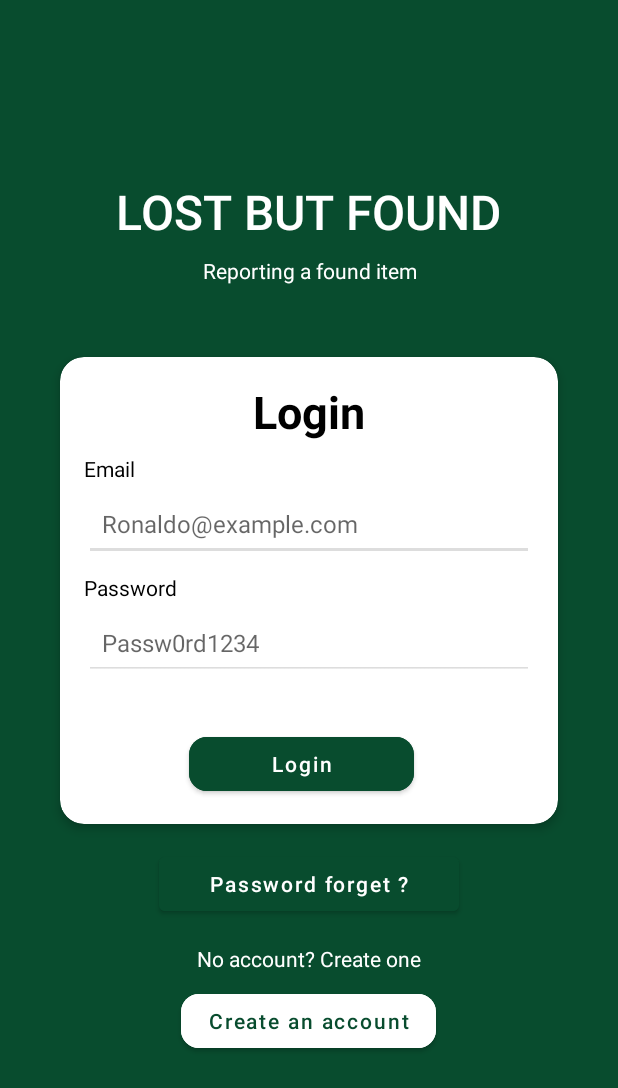
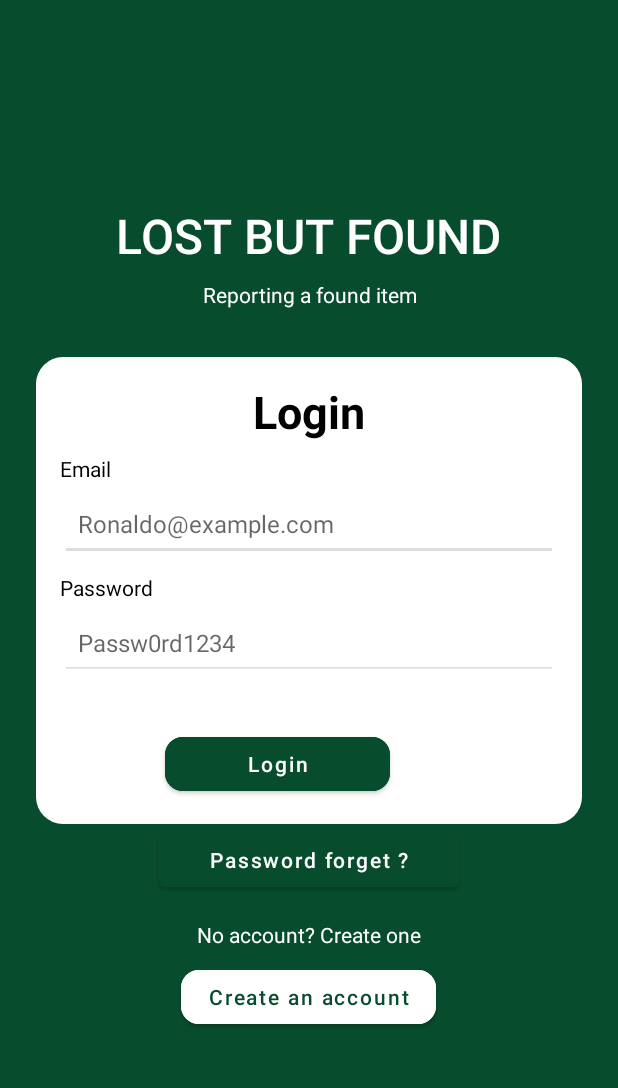
Before and after one commit to Kazerto/Lost_But_Found_prog_mobile, an Android app: the LoginActivity screen opened directly, with no data from a screen before it, on a phone screen of 412 x 824 dp. Shown: the top 1088 px of the screen. Run offline under Robolectric (Android 15) with nearby library versions, the light colour scheme and no system bars.

Commit message:
sans souci

```diff
--- a/app/src/main/java/com/example/myapplicationlbf/LoginActivity.kt
+++ b/app/src/main/java/com/example/myapplicationlbf/LoginActivity.kt
@@ -2,6 +2,7 @@ package com.example.myapplicationlbf
 
 import android.content.Intent
 import android.os.Bundle
+import android.view.View
 import android.widget.Toast
 import androidx.appcompat.app.AppCompatActivity
 import com.example.myapplicationlbf.databinding.ActivityLoginBinding
@@ -18,7 +19,7 @@ import retrofit2.Retrofit
 import retrofit2.converter.gson.GsonConverterFactory
 import java.util.concurrent.TimeUnit
 
-class LoginActivity : AppCompatActivity() {
+class LoginActivity : BaseActivity() {
 
     private lateinit var binding: ActivityLoginBinding
 
@@ -26,6 +27,19 @@ class LoginActivity : AppCompatActivity() {
         super.onCreate(savedInstanceState)
         binding = ActivityLoginBinding.inflate(layoutInflater)
         setContentView(binding.root)
+
+        // Vérifier si l'utilisateur est déjà connecté
+        val sharedPreferences = getSharedPreferences("user_prefs", MODE_PRIVATE)
+        val token = sharedPreferences.getString("auth_token", null)
+        val lastLoginTime = sharedPreferences.getLong("last_login_time", 0)
+        val currentTime = System.currentTimeMillis()
+        val thirtyDaysInMillis = 30L * 24 * 60 * 60 * 1000  // 30 jours en millisecondes
+
+        if (!token.isNullOrEmpty() && (currentTime - lastLoginTime) < thirtyDaysInMillis) {
+            startActivity(Intent(this, MainActivity::class.java))
+            finish()
+            return
+        }
 
         // Setup the logging interceptor for Retrofit
         val loggingInterceptor = HttpLoggingInterceptor()
@@ -68,6 +82,10 @@ class LoginActivity : AppCompatActivity() {
                 return@setOnClickListener
             }
 
+            // Afficher le ProgressBar
+            binding.loadingProgressBar.visibility = View.VISIBLE
+            binding.loginButton.isEnabled = false  // Désactiver le bouton pendant le chargement
+
             // Create the login request
             val loginRequest = LoginRequest(email, password)
 
@@ -78,7 +96,8 @@ class LoginActivity : AppCompatActivity() {
             apiService.loginUser(loginRequest).enqueue(object : Callback<LoginResponse> {
                 override fun onResponse(call: Call<LoginResponse>, response: Response<LoginResponse>) {
                     // Masquer le ProgressBar dès qu'on a la réponse
-                   // binding.loadingProgressBar.visibility = android.view.View.GONE
+                    binding.loadingProgressBar.visibility = View.GONE
+                    binding.loginButton.isEnabled = true  // Réactiver le bouton
 
                     if (response.isSuccessful) {
                         val loginResponse = response.body()
@@ -91,6 +110,7 @@ class LoginActivity : AppCompatActivity() {
                             val sharedPreferences = getSharedPreferences("user_prefs", MODE_PRIVATE)
                             val editor = sharedPreferences.edit()
                             editor.putString("auth_token", token)
+                            editor.putLong("last_login_time", System.currentTimeMillis())  // Ajouter le timestamp
                             editor.apply()
 
                             // Naviguer vers MainActivity
@@ -121,7 +141,8 @@ class LoginActivity : AppCompatActivity() {
 
                 override fun onFailure(call: Call<LoginResponse>, t: Throwable) {
                     // Masquer le ProgressBar en cas de problème
-                   // binding.loadingProgressBar.visibility = android.view.View.GONE
+                    binding.loadingProgressBar.visibility = View.GONE
+                    binding.loginButton.isEnabled = true
 
                     // Gérer les erreurs de réseau
                     Toast.makeText(this@LoginActivity, "Erreur réseau: ${t.localizedMessage}", Toast.LENGTH_SHORT).show()
--- a/app/src/main/java/com/example/myapplicationlbf/MainActivity.kt
+++ b/app/src/main/java/com/example/myapplicationlbf/MainActivity.kt
@@ -21,7 +21,7 @@ import retrofit2.Retrofit
 import retrofit2.converter.gson.GsonConverterFactory
 import androidx.fragment.app.Fragment
 
-class MainActivity : AppCompatActivity() {
+class MainActivity : BaseActivity() {
 
     private lateinit var binding: ActivityMainBinding
     private lateinit var apiService: ApiService  // Votre service API pour effectuer les appels réseau
--- a/app/src/main/res/drawable/rounded_background.xml
+++ b/app/src/main/res/drawable/rounded_background.xml
@@ -1,5 +1,4 @@
 <shape xmlns:android="http://schemas.android.com/apk/res/android">
     <solid android:color="#FFFFFF" />
-    <corners android:radius="16dp" />
-    <stroke android:width="2dp" android:color="#DDDDDD" />
+    <corners android:radius="18dp" />
 </shape>
--- a/app/src/main/res/drawable/rounded_rectangle.xml
+++ b/app/src/main/res/drawable/rounded_rectangle.xml
@@ -1,5 +1,4 @@
 <shape xmlns:android="http://schemas.android.com/apk/res/android">
     <solid android:color="#FFFFFF" />
     <corners android:radius="16dp" />
-    <padding android:left="8dp" android:top="8dp" android:right="8dp" android:bottom="8dp" />
 </shape>
--- a/app/src/main/res/layout/activity_home.xml
+++ b/app/src/main/res/layout/activity_home.xml
@@ -17,7 +17,7 @@
         android:layout_marginTop="100dp"
         android:fontFamily="sans-serif-medium"
         android:gravity="center"
-        android:text="FOUND"
+        android:text="LOST BUT FOUND"
         android:textColor="#FFFFFF"
         android:textSize="34sp"
         android:textStyle="bold" />
--- a/app/src/main/res/layout/activity_login.xml
+++ b/app/src/main/res/layout/activity_login.xml
@@ -42,18 +42,14 @@
             android:layout_marginBottom="32dp" />
 
         <!-- Card Layout pour le formulaire -->
-        <androidx.cardview.widget.CardView
-            android:layout_width="match_parent"
-            android:layout_height="wrap_content"
-            android:layout_margin="16dp"
-            app:cardCornerRadius="16dp"
-            app:cardElevation="4dp">
 
-            <LinearLayout
+
+        <LinearLayout
                 android:layout_width="match_parent"
                 android:layout_height="wrap_content"
                 android:orientation="vertical"
-                android:padding="16dp">
+                android:padding="16dp"
+                android:background="@drawable/rounded_background">
 
 
                 <TextView
@@ -113,6 +109,7 @@
                     android:id="@+id/loginButton"
                     android:layout_width="150dp"
                     android:layout_height="wrap_content"
+
                     android:text="Login"
                     android:layout_marginLeft="70dp"
                     android:layout_marginTop="24dp"
@@ -120,8 +117,14 @@
                     android:textColor="#FFFFFF"
                     app:cornerRadius="12dp"
                     android:textAllCaps="false" />
+
+                <ProgressBar
+                    android:id="@+id/loadingProgressBar"
+                    android:layout_width="wrap_content"
+                    android:layout_height="wrap_content"
+                    android:visibility="gone"
+                    android:layout_gravity="center"/>
             </LinearLayout>
-        </androidx.cardview.widget.CardView>
 
         <!-- Lien vers création de compte -->
 
@@ -131,6 +134,7 @@
             android:layout_height="wrap_content"
             android:backgroundTint="#084C2E"
             android:text="Password forget ?"
+            android:layout_gravity="center"
             android:textAllCaps="false"/>
         <!-- Bouton Créer un compte -->
         <TextView
@@ -156,5 +160,7 @@
             app:cornerRadius="12dp" />
 
 
+
+
     </LinearLayout>
 </RelativeLayout>
--- a/app/src/main/res/layout/activity_lost_item_details.xml
+++ b/app/src/main/res/layout/activity_lost_item_details.xml
@@ -73,7 +73,7 @@
                 android:layout_marginTop="16dp"
                 android:layout_marginBottom="12dp"
                 android:background="@drawable/rounded_background"
-                android:elevation="4dp" />
+                 />
         </LinearLayout>
 
         <!-- Informations sur la personne qui a posté -->
@@ -112,7 +112,7 @@
             android:layout_width="match_parent"
             android:layout_height="wrap_content"
             android:text="Voir sur Google Maps"
-            android:backgroundTint="@color/teal_700"
+            android:backgroundTint="@color/purple_500"
             android:textColor="@android:color/white"
             android:layout_marginTop="16dp"
             android:padding="14dp"
--- a/app/src/main/res/layout/activity_lost_item_retrieval.xml
+++ b/app/src/main/res/layout/activity_lost_item_retrieval.xml
@@ -45,7 +45,8 @@
                 android:queryBackground="@drawable/searchview_background"
                 android:paddingStart="8dp"
                 android:paddingEnd="8dp"
-                android:textColor="#2C3E50"/>
+                android:textColor="#2C3E50"
+                android:background="#E3EFE3"/>
 
             <androidx.recyclerview.widget.RecyclerView
                 android:id="@+id/recyclerView"
--- a/app/src/main/res/layout/activity_view_claims.xml
+++ b/app/src/main/res/layout/activity_view_claims.xml
@@ -13,7 +13,8 @@
         android:textColor="#000000"
         android:padding="10dp"
         android:textSize="14sp"
-        android:layout_alignParentTop="true"/>
+        android:layout_alignParentTop="true"
+        android:background="@drawable/searchview_background"/>
 
     <!-- RecyclerView pour afficher les objets perdus -->
     <androidx.recyclerview.widget.RecyclerView
--- a/app/src/main/res/layout/nav_header.xml
+++ b/app/src/main/res/layout/nav_header.xml
@@ -4,7 +4,7 @@
     android:layout_width="match_parent"
     android:layout_height="176dp"
     android:background="@color/purple_500"
-    android:gravity="bottom"
+    android:gravity="center"
     android:orientation="vertical"
     android:padding="16dp">
 
--- a/app/src/main/res/menu/drawer_menu.xml
+++ b/app/src/main/res/menu/drawer_menu.xml
@@ -24,4 +24,9 @@
         android:id="@+id/nav_logout"
         android:icon="@drawable/ic_logout"
         android:title="@string/d_connexion"/>
+
+    <item
+        android:id="@+id/nav_exit"
+        android:icon="@drawable/ic_phone"
+        android:title="Quitter"/>
 </menu>
--- a/app/src/main/res/values-night/themes.xml
+++ b/app/src/main/res/values-night/themes.xml
@@ -2,7 +2,7 @@
     <!-- Base application theme. -->
     <style name="Theme.MyApplicationLBF" parent="Theme.MaterialComponents.DayNight.NoActionBar">
         <!-- Primary brand color. -->
-        <item name="colorPrimary">@color/purple_200</item>
+        <item name="colorPrimary">@color/purple_500</item>
         <item name="colorPrimaryVariant">@color/purple_700</item>
         <item name="colorOnPrimary">@color/black</item>
         <!-- Secondary brand color. -->
```
Also changed, not shown: app/src/main/java/com/example/myapplicationlbf/BaseActivity.kt (+17 -0 lines), app/src/main/java/com/example/myapplicationlbf/ImageUtils.kt (added, +59 -0 lines), app/src/main/java/com/example/myapplicationlbf/storage/StorageManager.kt (added, +65 -0 lines), app/src/main/res/layout/activity_register.xml (+3 -6 lines).
